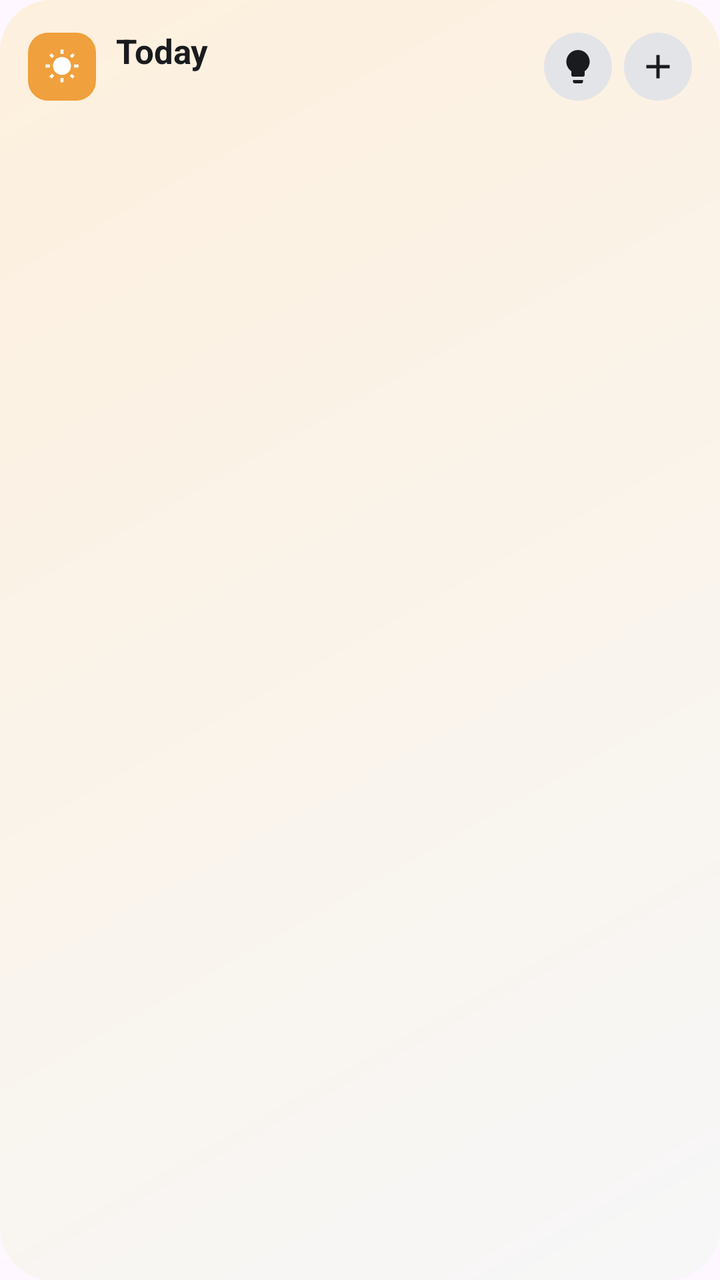
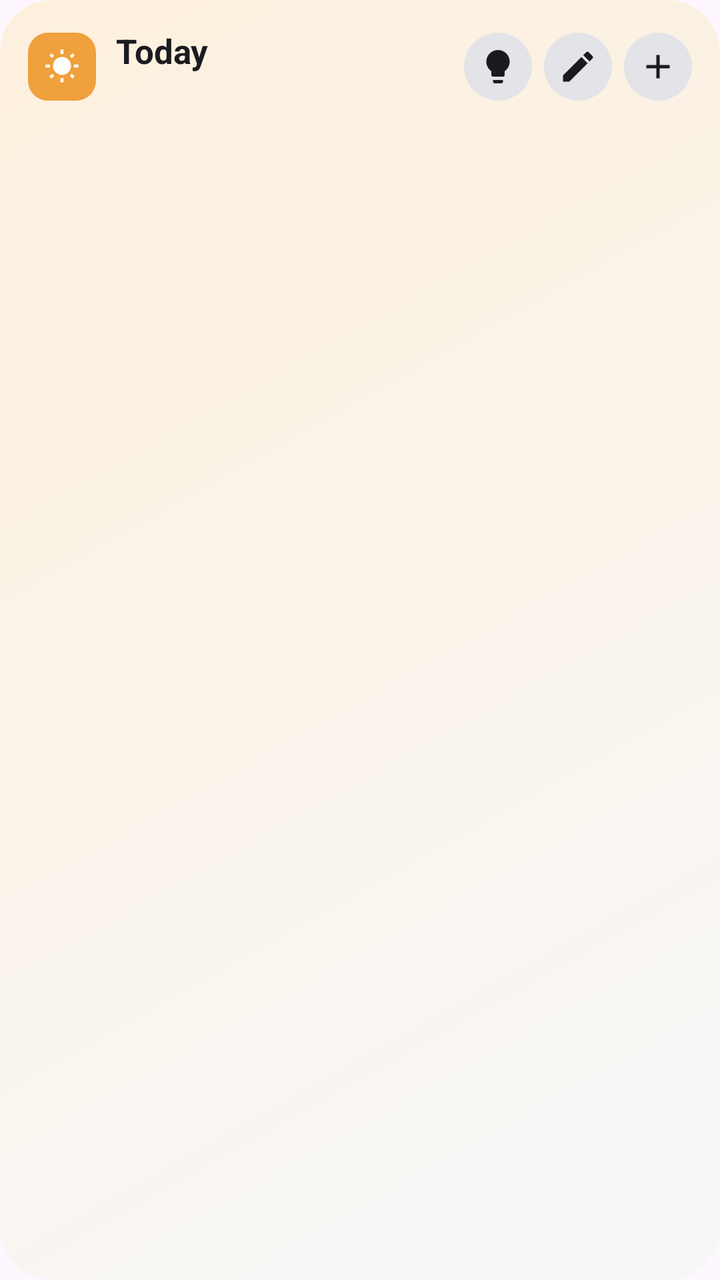

An Android layout rendered at two revisions. The XML below is the earlier revision; the diff shows what the commit changed to produce the second picture.
<!-- AndroidManifest.xml: application theme Theme.kaizen -->
<!-- res/layout/widget_today.xml -->
<?xml version="1.0" encoding="utf-8"?>
<LinearLayout xmlns:android="http://schemas.android.com/apk/res/android"
    android:id="@+id/widget_root"
    android:layout_width="match_parent"
    android:layout_height="match_parent"
    android:background="@drawable/widget_bg_today"
    android:orientation="vertical"
    android:padding="14dp">

    <LinearLayout
        android:layout_width="match_parent"
        android:layout_height="wrap_content"
        android:gravity="center_vertical"
        android:orientation="horizontal">

        <LinearLayout
            android:id="@+id/widget_title"
            android:layout_width="0dp"
            android:layout_height="wrap_content"
            android:layout_weight="1"
            android:gravity="center_vertical"
            android:orientation="horizontal">

            <ImageView
                android:layout_width="34dp"
                android:layout_height="34dp"
                android:layout_marginEnd="10dp"
                android:background="@drawable/widget_tile_today"
                android:importantForAccessibility="no"
                android:padding="8dp"
                android:src="@drawable/ic_widget_sun" />

            <LinearLayout
                android:layout_width="wrap_content"
                android:layout_height="wrap_content"
                android:orientation="vertical">

                <TextView
                    android:id="@+id/widget_date"
                    android:layout_width="wrap_content"
                    android:layout_height="wrap_content"
                    android:text="Today"
                    android:textColor="@color/widget_text"
                    android:textSize="17sp"
                    android:textStyle="bold" />

                <TextView
                    android:id="@+id/widget_sub"
                    android:layout_width="wrap_content"
                    android:layout_height="wrap_content"
                    android:textColor="@color/widget_muted"
                    android:textSize="12sp" />
            </LinearLayout>
        </LinearLayout>

        <ImageView
            android:id="@+id/widget_add_idea"
            android:layout_width="34dp"
            android:layout_height="34dp"
            android:layout_marginEnd="6dp"
            android:background="@drawable/widget_button"
            android:contentDescription="New idea"
            android:padding="7dp"
            android:src="@drawable/ic_widget_idea" />

        <ImageView
            android:id="@+id/widget_add_task"
            android:layout_width="34dp"
            android:layout_height="34dp"
            android:background="@drawable/widget_button"
            android:contentDescription="New task"
            android:padding="7dp"
            android:src="@drawable/ic_widget_add" />
    </LinearLayout>

    <ListView
        android:id="@+id/widget_list"
        android:layout_width="match_parent"
        android:layout_height="0dp"
        android:layout_marginTop="10dp"
        android:layout_weight="1"
        android:divider="@null"
        android:dividerHeight="0dp" />

    <TextView
        android:id="@+id/widget_empty"
        android:layout_width="match_parent"
        android:layout_height="0dp"
        android:layout_weight="1"
        android:gravity="center"
        android:text="Nothing due today."
        android:textColor="@color/widget_muted"
        android:textSize="13sp"
        android:visibility="gone" />
</LinearLayout>
<!-- resources referenced by this layout -->
<resources>
  <color name="widget_muted">#6E717A</color>
  <color name="widget_text">#1A1B1F</color>
  <!-- drawable ic_widget_add (drawable) -->
  <vector xmlns:android="http://schemas.android.com/apk/res/android" android:width="20dp" android:height="20dp" android:viewportWidth="24" android:viewportHeight="24">
      <path android:fillColor="@color/widget_text" android:pathData="M19,13h-6v6h-2v-6H5v-2h6V5h2v6h6v2z" />
  </vector>
  <!-- drawable ic_widget_idea (drawable) -->
  <vector xmlns:android="http://schemas.android.com/apk/res/android" android:width="20dp" android:height="20dp" android:viewportWidth="24" android:viewportHeight="24">
      <path android:fillColor="@color/widget_text" android:pathData="M9,21c0,0.55 0.45,1 1,1h4c0.55,0 1,-0.45 1,-1v-1L9,20v1zM12,2C8.14,2 5,5.14 5,9c0,2.38 1.19,4.47 3,5.74L8,17c0,0.55 0.45,1 1,1h6c0.55,0 1,-0.45 1,-1v-2.26c1.81,-1.27 3,-3.36 3,-5.74 0,-3.86 -3.14,-7 -7,-7z" />
  </vector>
  <!-- drawable ic_widget_sun (drawable) -->
  <vector xmlns:android="http://schemas.android.com/apk/res/android" android:width="18dp" android:height="18dp" android:viewportWidth="24" android:viewportHeight="24">
      <path android:fillColor="#FFFFFFFF" android:pathData="M6.76,4.84l-1.8,-1.79 -1.41,1.41 1.79,1.79 1.42,-1.41zM4,10.5L1,10.5v2h3v-2zM13,0.55h-2L11,3.5h2L13,0.55zM20.45,4.46l-1.41,-1.41 -1.79,1.79 1.41,1.41 1.79,-1.79zM17.24,18.16l1.79,1.8 1.41,-1.41 -1.8,-1.79 -1.4,1.4zM20,10.5v2h3v-2h-3zM12,5.5c-3.31,0 -6,2.69 -6,6s2.69,6 6,6 6,-2.69 6,-6 -2.69,-6 -6,-6zM11,22.45h2L13,19.5h-2v2.95zM3.55,18.54l1.41,1.41 1.79,-1.8 -1.41,-1.41 -1.79,1.8z" />
  </vector>
  <!-- drawable widget_bg_today (drawable) -->
  <?xml version="1.0" encoding="utf-8"?>
  <shape xmlns:android="http://schemas.android.com/apk/res/android" android:shape="rectangle">
      <gradient android:angle="315" android:startColor="@color/widget_today_tint" android:endColor="@color/widget_bg" android:type="linear" />
      <corners android:radius="26dp" />
  </shape>
  <!-- drawable widget_button (drawable) -->
  <?xml version="1.0" encoding="utf-8"?>
  <shape xmlns:android="http://schemas.android.com/apk/res/android" android:shape="oval">
      <solid android:color="@color/widget_line" />
  </shape>
  <!-- drawable widget_tile_today (drawable) -->
  <?xml version="1.0" encoding="utf-8"?>
  <shape xmlns:android="http://schemas.android.com/apk/res/android" android:shape="rectangle">
      <solid android:color="@color/widget_today_hue" />
      <corners android:radius="10dp" />
  </shape>
  <style name="Theme.kaizen" parent="Theme.Material3.DayNight.NoActionBar">
          
      </style>
  <color name="widget_today_tint">#FDF0DD</color>
  <color name="widget_bg">#F7F7F8</color>
  <color name="widget_line">#E3E4E8</color>
  <color name="widget_today_hue">#F0A03C</color>
</resources>

<!-- the commit's change to res/layout/widget_today.xml (unified diff, before → after) -->
@@ -64,6 +64,16 @@
             android:src="@drawable/ic_widget_idea" />
 
         <ImageView
+            android:id="@+id/widget_add_board"
+            android:layout_width="34dp"
+            android:layout_height="34dp"
+            android:layout_marginEnd="6dp"
+            android:background="@drawable/widget_button"
+            android:contentDescription="New board"
+            android:padding="7dp"
+            android:src="@drawable/ic_widget_board" />
+
+        <ImageView
             android:id="@+id/widget_add_task"
             android:layout_width="34dp"
             android:layout_height="34dp"
<!-- resource entries referenced after the edit -->
@@ -5,6 +5,10 @@
   <!-- drawable ic_widget_add (drawable) -->
   <vector xmlns:android="http://schemas.android.com/apk/res/android" android:width="20dp" android:height="20dp" android:viewportWidth="24" android:viewportHeight="24">
       <path android:fillColor="@color/widget_text" android:pathData="M19,13h-6v6h-2v-6H5v-2h6V5h2v6h6v2z" />
+  </vector>
+  <!-- drawable ic_widget_board (drawable) -->
+  <vector xmlns:android="http://schemas.android.com/apk/res/android" android:width="20dp" android:height="20dp" android:viewportWidth="24" android:viewportHeight="24">
+      <path android:fillColor="@color/widget_text" android:pathData="M3,17.25V21h3.75L17.81,9.94l-3.75,-3.75L3,17.25zM20.71,7.04c0.39,-0.39 0.39,-1.02 0,-1.41l-2.34,-2.34c-0.39,-0.39 -1.02,-0.39 -1.41,0l-1.83,1.83 3.75,3.75 1.83,-1.83z" />
   </vector>
   <!-- drawable ic_widget_idea (drawable) -->
   <vector xmlns:android="http://schemas.android.com/apk/res/android" android:width="20dp" android:height="20dp" android:viewportWidth="24" android:viewportHeight="24">
